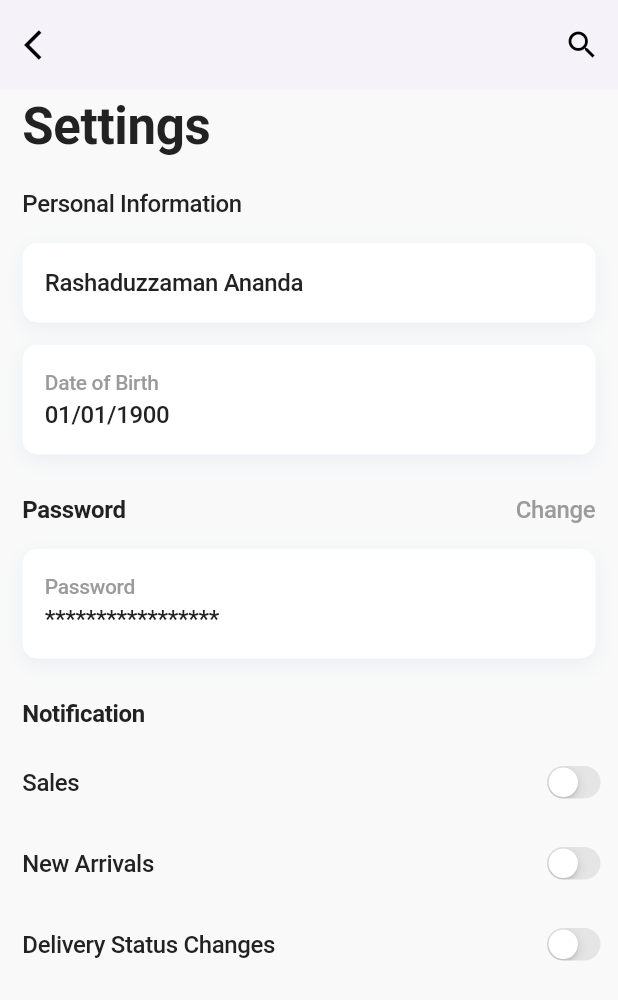
After one commit to RashadZA/fashion_shoping, a Flutter app: the SettingScreen screen opened by its route, on a phone screen of 412 x 824 dp. The commit adds this screen. Shown: the top 1000 px of the screen. Run offline on Flutter 3.47's test engine with Material 3 defaults, Android fonts, the light colour scheme and no system bars; our stand-ins replace bottom_navy_bar, cached_network_image, get, shimmer.

Commit message:
My Profile Module
01. Settings Screen.

```diff
--- a/lib/core/routes/app_pages.dart
+++ b/lib/core/routes/app_pages.dart
@@ -1,3 +1,4 @@
+import 'package:fashion_shoping/features/auth/controllers/forgot_password_screen_controller.dart';
 import 'package:fashion_shoping/features/auth/controllers/signin_screen_controller.dart';
 import 'package:fashion_shoping/features/auth/controllers/signout_screen_controller.dart';
 import 'package:fashion_shoping/features/auth/presentation/pages/forgot_password.dart';
@@ -14,9 +15,11 @@ import 'package:fashion_shoping/features/main/presentation/pages/main_screen.dar
 import 'package:fashion_shoping/features/profile/controllers/orders/my_orders_screen_controller.dart';
 import 'package:fashion_shoping/features/profile/controllers/orders/order_details_screen_controller.dart';
 import 'package:fashion_shoping/features/profile/controllers/profile_screen_controller.dart';
+import 'package:fashion_shoping/features/profile/controllers/setting/setting_screen_controller.dart';
 import 'package:fashion_shoping/features/profile/presentation/pages/orders/my_orders_screen.dart';
 import 'package:fashion_shoping/features/profile/presentation/pages/orders/order_details_screen.dart';
 import 'package:fashion_shoping/features/profile/presentation/pages/profile_screen.dart';
+import 'package:fashion_shoping/features/profile/presentation/pages/setting/setting_screen.dart';
 import 'package:fashion_shoping/features/shop/controllers/shop_screen_controller.dart';
 import 'package:fashion_shoping/features/shop/presentation/pages/shop_screen.dart';
 import 'package:fashion_shoping/features/startUp/splash/splash_screen.dart';
@@ -46,15 +49,13 @@ class AppPages {
       binding: BindingsBuilder(
             () => Get.lazyPut<SignInScreenController>(() => SignInScreenController()),
       ),
-      children: [
-        GetPage(
-          name: Routes.forgotScreen,
-          page: () => const ForgotPasswordScreen(),
-          binding: BindingsBuilder(
-                () => Get.lazyPut<MyOrdersScreenController>(() => MyOrdersScreenController()),
-          ),
-        ),
-      ],
+    ),
+    GetPage(
+      name: Routes.forgotScreen,
+      page: () => const ForgotPasswordScreen(),
+      binding: BindingsBuilder(
+            () => Get.lazyPut<ForgotPasswordScreenController>(() => ForgotPasswordScreenController()),
+      ),
     ),
     GetPage(
       name: Routes.signUpScreen,
@@ -119,6 +120,13 @@ class AppPages {
             () => Get.lazyPut<OrderDetailsScreenController>(() => OrderDetailsScreenController()),
       ),
     ),
+    GetPage(
+      name: Routes.settingScreen,
+      page: () => const SettingScreen(),
+      binding: BindingsBuilder(
+            () => Get.lazyPut<SettingScreenController>(() => SettingScreenController()),
+      ),
+    ),
   ];
 }
 
--- a/lib/core/routes/app_routes.dart
+++ b/lib/core/routes/app_routes.dart
@@ -5,7 +5,7 @@ abstract class Routes {
   static const unknown404 = _Paths.unknown404;
   static const splashScreen = _Paths.splashScreen;
   static const signInScreen = _Paths.signInScreen;
-  static const forgotScreen = _Paths.signInScreen + _Paths.forgotScreen;
+  static const forgotScreen = _Paths.forgotScreen;
   static const signUpScreen = _Paths.signUpScreen;
   static const mainScreen = _Paths.mainScreen;
   static const homeScreen = _Paths.homeScreen;
@@ -15,6 +15,7 @@ abstract class Routes {
   static const profileScreen = _Paths.profileScreen;
   static const myOrdersScreen = _Paths.myOrdersScreen;
   static const orderDetailsScreen = _Paths.orderDetailsScreen;
+  static const settingScreen = _Paths.settingScreen;
 }
 
 abstract class _Paths {
@@ -31,4 +32,5 @@ abstract class _Paths {
   static const profileScreen = '/profileScreen';
   static const myOrdersScreen = '/myOrdersScreen';
   static const orderDetailsScreen = '/orderDetailsScreen';
+  static const settingScreen = '/settingScreen';
 }
--- a/lib/core/utils/app_text_theme.dart
+++ b/lib/core/utils/app_text_theme.dart
@@ -74,4 +74,12 @@ class AppTextTheme {
     fontWeight: FontWeight.w500,
     decoration: TextDecoration.none,
   );
+  static final text34 = TextStyle(
+    color: primaryTextColor,
+    fontSize: 34,
+    letterSpacing: -.24,
+    overflow: defaultOverflow,
+    fontWeight: FontWeight.w500,
+    decoration: TextDecoration.none,
+  );
 }
--- a/lib/core/utils/design_utils.dart
+++ b/lib/core/utils/design_utils.dart
@@ -6,6 +6,7 @@ import 'package:fashion_shoping/features/profile/presentation/pages/profile_scre
 import 'package:fashion_shoping/features/shop/presentation/pages/shop_screen.dart';
 import 'package:flutter/cupertino.dart';
 import 'package:flutter/material.dart';
+import 'package:get/get.dart';
 import 'package:shimmer/shimmer.dart';
 import 'package:cached_network_image/cached_network_image.dart';
 
--- a/lib/features/auth/presentation/pages/forgot_password.dart
+++ b/lib/features/auth/presentation/pages/forgot_password.dart
@@ -15,9 +15,9 @@ class ForgotPasswordScreen extends GetWidget<ForgotPasswordScreenController> {
       backgroundColor: scaffoldBackgroundColor,
       appBar: AppBar(
         backgroundColor: scaffoldBackgroundColor,
-        title: const Text(
+        title: Text(
           "Forgot Password",
-          style: TextStyle(fontSize: 25, fontWeight: FontWeight.bold),
+          style: AppTextTheme.text24,
         ),
         centerTitle: true,
       ),
--- a/lib/features/profile/controllers/profile_screen_controller.dart
+++ b/lib/features/profile/controllers/profile_screen_controller.dart
@@ -16,6 +16,10 @@ class ProfileScreenController extends GetxController {
     Get.toNamed(Routes.myOrdersScreen);
   }
 
+  Future<void> settingCardOnPressed() async {
+    Get.toNamed(Routes.settingScreen);
+  }
+
   Future<void> close() async {}
 
   @override
--- /dev/null
+++ b/lib/features/profile/controllers/setting/setting_screen_controller.dart
@@ -0,0 +1,67 @@
+import 'package:fashion_shoping/core/utils/design_utils.dart';
+import 'package:fashion_shoping/features/profile/presentation/widgets/setting/setting_password_change_bottom_sheet_widget.dart';
+import 'package:flutter/material.dart';
+import 'package:get/get.dart';
+
+class SettingScreenController extends GetxController {
+
+  RxBool settingDataLoading = false.obs;
+  RxBool salesNotificationStatus = false.obs;
+  RxBool newArrivalsNotificationStatus = false.obs;
+  RxBool deliveryStatusChangeNotificationStatus = false.obs;
+
+  TextEditingController oldPasswordTextEditController = TextEditingController();
+  TextEditingController newPasswordTextEditController = TextEditingController();
+  TextEditingController confirmPasswordTextEditController = TextEditingController();
+
+
+  @override
+  void onInit() {
+    init();
+    super.onInit();
+  }
+
+  Future<void> init() async {
+    settingDataLoading.value = true;
+    settingDataLoading.value = false;
+    update();
+  }
+
+  Future<void> changePasswordTextButtonOnPressedMethod() async {
+    Get.bottomSheet(
+        const SettingPasswordChangeBottomSheetWidget(),
+    );
+  }
+
+  Future<void> salesNotificationStatusChangeMethod(bool status) async {
+    salesNotificationStatus.value = status;
+    "Sales notification turn ${salesNotificationStatus.value ? "on" : "off"}".successSnackBar();
+    update();
+  }
+
+  Future<void> newArrivalsNotificationStatusChangeMethod(bool status) async {
+    newArrivalsNotificationStatus.value = status;
+    "New arrivals notification turn ${newArrivalsNotificationStatus.value ? "on" : "off"}".successSnackBar();
+    update();
+  }
+
+  Future<void> deliveryStatusChangeNotificationStatusChangeMethod(bool status) async {
+    deliveryStatusChangeNotificationStatus.value = status;
+    "Delivery status notification turn ${deliveryStatusChangeNotificationStatus.value ? "on" : "off"}".successSnackBar();
+    update();
+  }
+
+  Future<void> settingPasswordChangeBottomSheetUpdatePasswordButtonOnPressedMethod() async {
+    Get.back();
+    "Password changed successfully".successSnackBar();
+  }
+
+  Future<void> close() async {}
+
+  @override
+  void onClose() {
+    close();
+    super.onClose();
+  }
+
+}
--- a/lib/features/profile/presentation/pages/orders/my_orders_screen.dart
+++ b/lib/features/profile/presentation/pages/orders/my_orders_screen.dart
@@ -13,6 +13,8 @@ class MyOrdersScreen extends GetWidget<MyOrdersScreenController> {
 
   @override
   Widget build(BuildContext context) {
+    return OrientationBuilder(
+        builder: (context,orientation) {
         return Scaffold(
           backgroundColor: scaffoldBackgroundColor,
           body: Column(
@@ -199,4 +201,6 @@ class MyOrdersScreen extends GetWidget<MyOrdersScreenController> {
           ),
         );
       }
+    );
   }
+}
--- a/lib/features/profile/presentation/pages/orders/order_details_screen.dart
+++ b/lib/features/profile/presentation/pages/orders/order_details_screen.dart
@@ -11,7 +11,8 @@ class OrderDetailsScreen extends GetWidget<OrderDetailsScreenController> {
 
   @override
   Widget build(BuildContext context) {
-
+    return OrientationBuilder(
+        builder: (context,orientation) {
           final double deviceWidth = Get.width - (defaultPadding + defaultPadding);
         return Scaffold(
           backgroundColor: scaffoldBackgroundColor,
@@ -387,6 +388,8 @@ class OrderDetailsScreen extends GetWidget<OrderDetailsScreenController> {
           ),
         );
       }
+    );
+  }
 }
 class OrderDetailsScreenShimmerEffect extends StatelessWidget {
   const OrderDetailsScreenShimmerEffect({super.key});
--- /dev/null
+++ b/lib/features/profile/presentation/pages/setting/setting_screen.dart
@@ -0,0 +1,64 @@
+import 'package:fashion_shoping/core/utils/design_utils.dart';
+import 'package:fashion_shoping/features/profile/controllers/setting/setting_screen_controller.dart';
+import 'package:fashion_shoping/features/profile/presentation/widgets/setting/setting_notification_part_widget.dart';
+import 'package:fashion_shoping/features/profile/presentation/widgets/setting/setting_password_part_widget.dart';
+import 'package:fashion_shoping/features/profile/presentation/widgets/setting/setting_personal_information_part_widget.dart';
+import 'package:flutter/material.dart';
+import 'package:get/get.dart';
+
+class SettingScreen extends GetWidget<SettingScreenController> {
+  const SettingScreen({super.key});
+
+  @override
+  Widget build(BuildContext context) {
+    return OrientationBuilder(
+      builder: (context,orientation) {
+        final double deviceWidth = Get.width - (defaultPadding + defaultPadding);
+        return Scaffold(
+          appBar: AppBar(
+            backgroundColor: whiteColor,
+            centerTitle: true,
+            leading: IconButton(
+              onPressed: ()=> Get.back(),
+              icon: const Icon(Icons.arrow_back_ios),
+            ),
+            actions: [
+              IconButton(
+                onPressed: () {},
+                icon: const Icon(Icons.search),
+              ),
+            ],
+          ),
+          body: Obx(()=> controller.settingDataLoading.value ? Center(
+            child: defaultLoaderOfCircularProgressIndicator().defaultContainer(),
+          ) : ListView(
+            padding: const EdgeInsets.all(0),
+            children: [
+              Container(
+                width: deviceWidth,
+                padding: const EdgeInsets.symmetric(horizontal: 15),
+                child: Text(
+                  "Settings",
+                  style: AppTextTheme.text34.copyWith(fontWeight: FontWeight.bold),
+                ),
+              ),
+              const SizedBox(
+                height: 15,
+              ),
+              const SettingPersonalInformationPartWidget(),
+              const SizedBox(
+                height: 25,
+              ),
+              const SettingPasswordPartWidget(),
+              const SizedBox(
+                height: 25,
+              ),
+              const SettingNotificationPartWidget(),
+            ],
+          ),
+          ),
+        );
+      }
+    );
+  }
+}
--- /dev/null
+++ b/lib/features/profile/presentation/widgets/setting/setting_notification_part_widget.dart
@@ -0,0 +1,94 @@
+import 'package:fashion_shoping/core/utils/design_utils.dart';
+import 'package:fashion_shoping/features/profile/controllers/setting/setting_screen_controller.dart';
+import 'package:flutter/cupertino.dart';
+import 'package:flutter/material.dart';
+import 'package:get/get.dart';
+
+class SettingNotificationPartWidget extends GetWidget<SettingScreenController> {
+  const SettingNotificationPartWidget({super.key});
+
+  @override
+  Widget build(BuildContext context) {
+    final double deviceWidth = Get.width - (defaultPadding + defaultPadding);
+    return Obx(()=> Padding(
+      padding: const EdgeInsets.only(left: 15,right: 0),
+      child: Column(
+        crossAxisAlignment: CrossAxisAlignment.start,
+        mainAxisAlignment: MainAxisAlignment.start,
+        children: [
+          SizedBox(
+            width: deviceWidth,
+            child: Text(
+              "Notification",
+              style: AppTextTheme.text16.copyWith(fontWeight: FontWeight.bold),
+            ),
+          ),
+          const SizedBox(
+            height: 15,
+          ),
+          Row(
+            crossAxisAlignment: CrossAxisAlignment.center,
+            mainAxisAlignment: MainAxisAlignment.spaceBetween,
+            children: [
+              Text(
+                "Sales",
+                style: AppTextTheme.text16,
+              ),
+              Transform.scale(
+                scale: 0.7,
+                child: CupertinoSwitch(
+                  activeColor: greenColor,
+                  value: controller.salesNotificationStatus.value,
+                  onChanged: (bool value) => controller.salesNotificationStatusChangeMethod(value),
+                ),
+              ),
+            ],
+          ),
+          const SizedBox(
+            height: 15,
+          ),
+          Row(
+            crossAxisAlignment: CrossAxisAlignment.center,
+            mainAxisAlignment: MainAxisAlignment.spaceBetween,
+            children: [
+              Text(
+                "New Arrivals",
+                style: AppTextTheme.text16,
+              ),
+              Transform.scale(
+                scale: 0.7,
+                child: CupertinoSwitch(
+                  activeColor: greenColor,
+                  value: controller.newArrivalsNotificationStatus.value,
+                  onChanged: (bool value) => controller.newArrivalsNotificationStatusChangeMethod(value),
+                ),
+              ),
+            ],
+          ),
+          const SizedBox(
+            height: 15,
+          ),
+          Row(
+            crossAxisAlignment: CrossAxisAlignment.center,
+            mainAxisAlignment: MainAxisAlignment.spaceBetween,
+            children: [
+              Text(
+                "Delivery Status Changes",
+                style: AppTextTheme.text16,
+              ),
+              Transform.scale(
+                scale: 0.7,
+                child: CupertinoSwitch(
+                  activeColor: greenColor,
+                  value: controller.deliveryStatusChangeNotificationStatus.value,
+                  onChanged: (bool value) => controller.deliveryStatusChangeNotificationStatusChangeMethod(value),
+                ),
+              ),
+            ],
+          ),
+        ],
+      ),
+    ),
+    );
+  }
+}
--- /dev/null
+++ b/lib/features/profile/presentation/widgets/setting/setting_password_part_widget.dart
@@ -0,0 +1,59 @@
+import 'package:fashion_shoping/core/utils/design_utils.dart';
+import 'package:fashion_shoping/core/widgets/buttons/core_button.dart';
+import 'package:fashion_shoping/features/profile/controllers/setting/setting_screen_controller.dart';
+import 'package:flutter/material.dart';
+import 'package:get/get.dart';
+
+class SettingPasswordPartWidget extends GetWidget<SettingScreenController> {
+  const SettingPasswordPartWidget({super.key});
+
+  @override
+  Widget build(BuildContext context) {
+    return Padding(
+      padding: const EdgeInsets.symmetric(horizontal: 15),
+      child: Column(
+        crossAxisAlignment: CrossAxisAlignment.start,
+        mainAxisAlignment: MainAxisAlignment.start,
+        children: [
+          Row(
+            crossAxisAlignment: CrossAxisAlignment.center,
+            mainAxisAlignment: MainAxisAlignment.spaceBetween,
+            children: [
+              Text(
+                "Password",
+                style: AppTextTheme.text16.copyWith(fontWeight: FontWeight.bold),
+              ),
+              CoreButton(
+                onPressed: ()=> controller.changePasswordTextButtonOnPressedMethod(),
+                child: Text(
+                  "Change",
+                  style: AppTextTheme.text16.copyWith(color: secondaryTextColor),
+                ),
+              ),
+            ],
+          ),
+          const SizedBox(
+            height: 15,
+          ),
+          SizedBox(
+            width: Get.width,
+            child: Column(
+              crossAxisAlignment: CrossAxisAlignment.start,
+              mainAxisAlignment: MainAxisAlignment.start,
+              children: [
+                Text(
+                  "Password",
+                  style: AppTextTheme.text14.copyWith(color: secondaryTextColor),
+                ),
+                Text(
+                  "*****************",
+                  style: AppTextTheme.text16,
+                ),
+              ],
+            ).defaultContainer(),
+          ),
+        ],
+      ),
+    );
+  }
+}
--- /dev/null
+++ b/lib/features/profile/presentation/widgets/setting/setting_personal_information_part_widget.dart
@@ -0,0 +1,58 @@
+import 'package:fashion_shoping/core/utils/design_utils.dart';
+import 'package:fashion_shoping/features/profile/controllers/setting/setting_screen_controller.dart';
+import 'package:flutter/material.dart';
+import 'package:get/get.dart';
+
+class SettingPersonalInformationPartWidget extends GetWidget<SettingScreenController> {
+  const SettingPersonalInformationPartWidget({super.key});
+
+  @override
+  Widget build(BuildContext context) {
+    return Padding(
+      padding: const EdgeInsets.symmetric(horizontal: 15),
+      child: Column(
+        crossAxisAlignment: CrossAxisAlignment.start,
+        mainAxisAlignment: MainAxisAlignment.start,
+        children: [
+          SizedBox(
+            width: Get.width,
+            child: Text(
+              "Personal Information",
+              style: AppTextTheme.text16,
+            ),
+          ),
+          const SizedBox(
+            height: 15,
+          ),
+          SizedBox(
+            width: Get.width,
+            child: Text(
+              "Rashaduzzaman Ananda",
+              style: AppTextTheme.text16,
+            ).defaultContainer(),
+          ),
+          const SizedBox(
+            height: 15,
+          ),
+          SizedBox(
+            width: Get.width,
+            child: Column(
+              crossAxisAlignment: CrossAxisAlignment.start,
+              mainAxisAlignment: MainAxisAlignment.start,
+              children: [
+                Text(
+                  "Date of Birth",
+                  style: AppTextTheme.text14.copyWith(color: secondaryTextColor),
+                ),
+                Text(
+                  "01/01/1900",
+                  style: AppTextTheme.text16,
+                ),
+              ],
+            ).defaultContainer(),
+          ),
+        ],
+      ),
+    );
+  }
+}
```
Also changed, not shown: lib/core/utils/app_contants.dart (+42 -0 lines), lib/features/profile/presentation/pages/profile_screen.dart (+16 -36 lines), lib/features/profile/presentation/widgets/setting/setting_password_change_bottom_sheet_widget.dart (added, +123 -0 lines), lib/main.dart (+0 -9 lines). Lines whose indentation alone changed are shown as unchanged.
